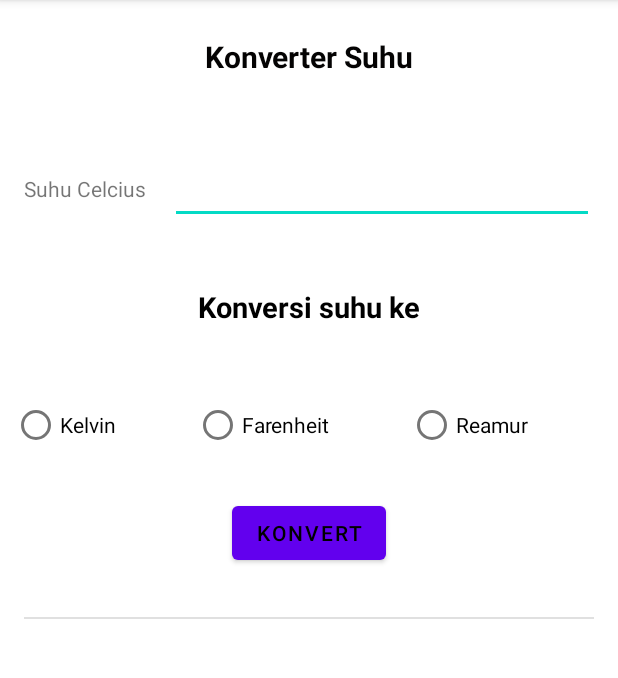
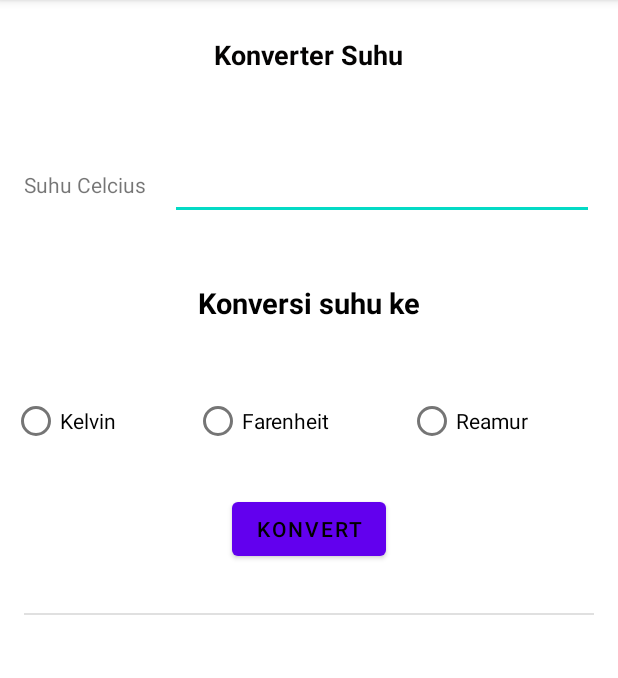
Before and after one commit to Fahri-24/Assessment1, an Android app: the screen it shows after launch (MainActivity), on a phone screen of 412 x 824 dp, the part 84-762 px from its top. Run offline under Robolectric (Android 15) with nearby library versions, the phone set to English and light mode, and no system bars.

Commit message:
Update layout

```diff
--- a/app/src/main/res/layout/activity_main.xml
+++ b/app/src/main/res/layout/activity_main.xml
@@ -1,10 +1,15 @@
 <?xml version="1.0" encoding="utf-8"?>
-<androidx.constraintlayout.widget.ConstraintLayout xmlns:android="http://schemas.android.com/apk/res/android"
+<ScrollView
+    xmlns:android="http://schemas.android.com/apk/res/android"
     xmlns:app="http://schemas.android.com/apk/res-auto"
     xmlns:tools="http://schemas.android.com/tools"
     android:layout_width="match_parent"
     android:layout_height="match_parent"
     tools:context=".MainActivity">
+
+    <androidx.constraintlayout.widget.ConstraintLayout
+        android:layout_width="match_parent"
+        android:layout_height="wrap_content">
 
     <TextView
         android:id="@+id/Judul"
@@ -13,7 +18,9 @@
         android:layout_marginTop="24dp"
         android:text="@string/judul"
         android:textColor="#040303"
-        android:textSize="20sp"
+        android:layout_marginBottom="500dp"
+        android:textSize="18sp"
+        app:layout_constraintBottom_toBottomOf="parent"
         android:textStyle="bold"
         app:layout_constraintLeft_toLeftOf="parent"
         app:layout_constraintRight_toRightOf="parent"
@@ -142,3 +149,4 @@
         tools:text="farenheit" />
 
 </androidx.constraintlayout.widget.ConstraintLayout>
+</ScrollView>
```
